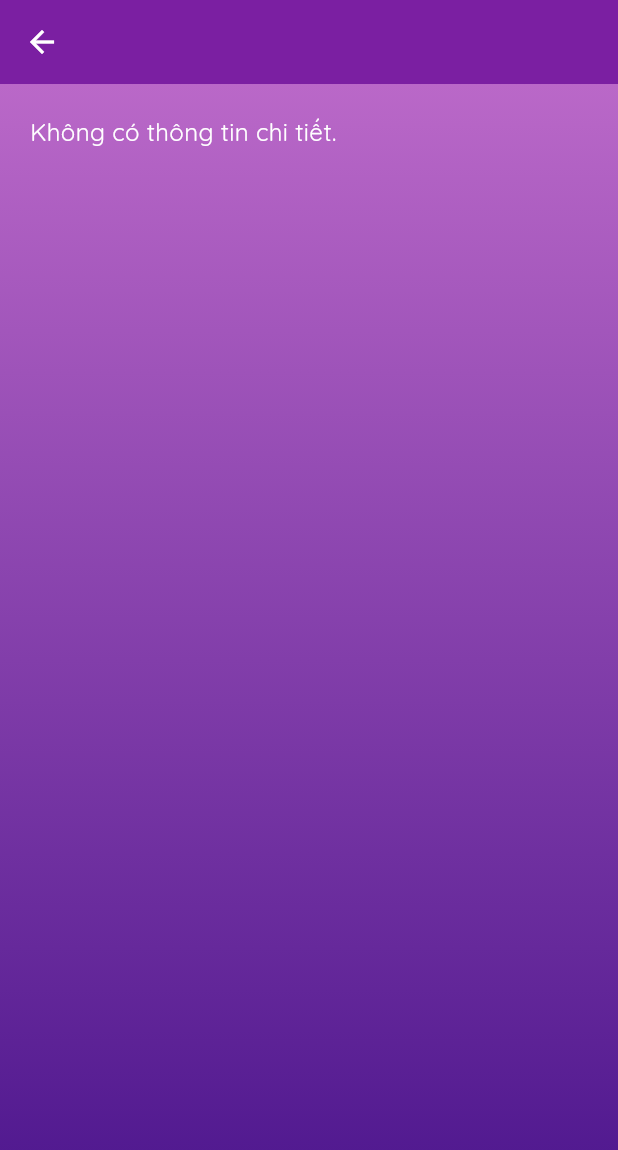
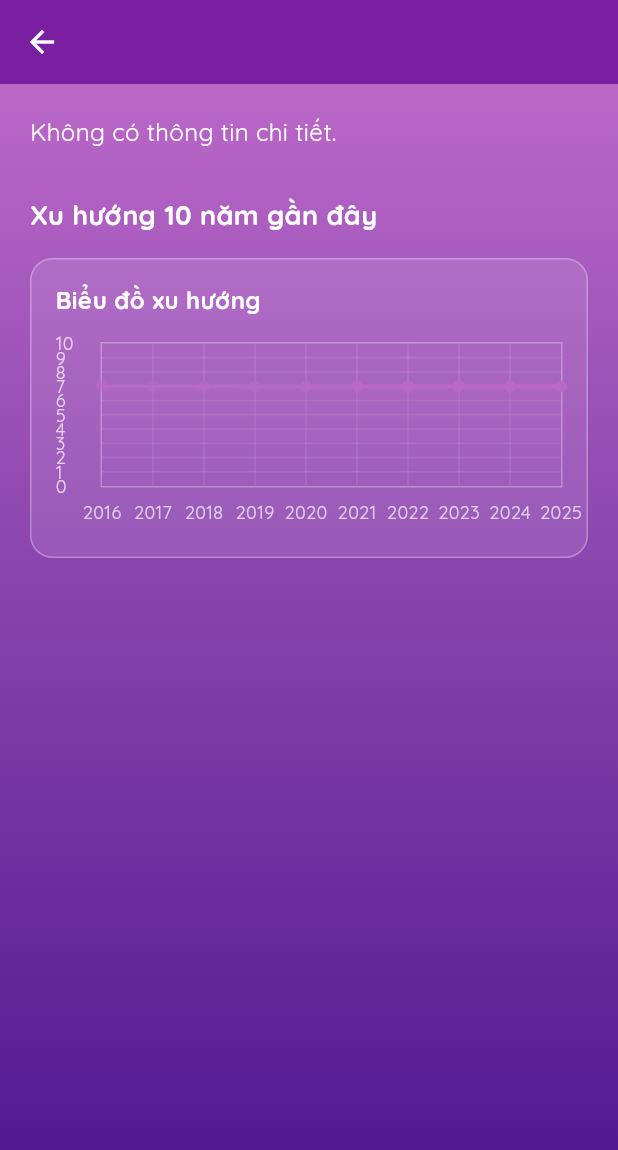
Before and after one commit to DUC23001865/app_thansohocdemo, a Flutter app: the AspectDetailsScreen screen opened directly with empty values, on a phone screen of 412 x 824 dp. Shown: the top 1150 px of the screen. Run offline on Flutter 3.47's test engine with Material 3 defaults, Android fonts, the phone set to English and light mode, and no system bars; drawn by our look-alikes of fl_chart; our stand-ins replace google_fonts, image_picker, shared_preferences; accounts and stored records are empty.

Commit message:
Thêm biểu đồ xu hướng vào màn hình chi tiết

```diff
--- a/lib/screens/aspect_details_screen.dart
+++ b/lib/screens/aspect_details_screen.dart
@@ -1,5 +1,6 @@
 import 'package:flutter/material.dart';
 import 'package:google_fonts/google_fonts.dart';
+import '../widgets/trend_chart.dart';
 
 class AspectDetailsScreen extends StatelessWidget {
   final int lifePathNumber;
@@ -12,6 +13,57 @@ class AspectDetailsScreen extends StatelessWidget {
     required this.aspect,
     required this.title,
   });
+
+  List<double> getTrendData(int number, String aspect) {
+    final trends = {
+      'tinh_duyen': {
+        1: [7.0, 8.0, 6.5, 7.5, 8.5, 7.0, 8.0, 7.5, 8.5, 9.0],
+        2: [6.5, 7.0, 7.5, 8.0, 7.0, 7.5, 8.0, 8.5, 7.5, 8.0],
+        3: [8.0, 7.5, 8.5, 7.0, 8.0, 8.5, 7.5, 8.0, 8.5, 9.0],
+        4: [7.0, 7.5, 7.0, 8.0, 7.5, 8.0, 8.5, 7.0, 8.0, 8.5],
+        5: [8.5, 7.0, 8.0, 7.5, 8.5, 7.0, 8.0, 7.5, 8.5, 9.0],
+        6: [7.5, 8.0, 7.0, 8.5, 7.5, 8.0, 8.5, 7.0, 8.0, 8.5],
+        7: [7.0, 7.5, 8.0, 7.0, 8.5, 7.5, 8.0, 8.5, 7.0, 8.0],
+        8: [8.0, 7.0, 8.5, 7.5, 8.0, 8.5, 7.0, 8.0, 8.5, 9.0],
+        9: [7.5, 8.0, 7.0, 8.5, 7.5, 8.0, 8.5, 7.0, 8.0, 8.5],
+      },
+      'huynh_de': {
+        1: [7.0, 7.5, 8.0, 7.0, 8.5, 7.5, 8.0, 8.5, 7.0, 8.0],
+        2: [8.0, 7.0, 8.5, 7.5, 8.0, 8.5, 7.0, 8.0, 8.5, 9.0],
+        3: [7.5, 8.0, 7.0, 8.5, 7.5, 8.0, 8.5, 7.0, 8.0, 8.5],
+        4: [7.0, 7.5, 8.0, 7.0, 8.5, 7.5, 8.0, 8.5, 7.0, 8.0],
+        5: [8.0, 7.0, 8.5, 7.5, 8.0, 8.5, 7.0, 8.0, 8.5, 9.0],
+        6: [7.5, 8.0, 7.0, 8.5, 7.5, 8.0, 8.5, 7.0, 8.0, 8.5],
+        7: [7.0, 7.5, 8.0, 7.0, 8.5, 7.5, 8.0, 8.5, 7.0, 8.0],
+        8: [8.0, 7.0, 8.5, 7.5, 8.0, 8.5, 7.0, 8.0, 8.5, 9.0],
+        9: [7.5, 8.0, 7.0, 8.5, 7.5, 8.0, 8.5, 7.0, 8.0, 8.5],
+      },
+      'su_nghiep': {
+        1: [8.0, 7.0, 8.5, 7.5, 8.0, 8.5, 7.0, 8.0, 8.5, 9.0],
+        2: [7.5, 8.0, 7.0, 8.5, 7.5, 8.0, 8.5, 7.0, 8.0, 8.5],
+        3: [7.0, 7.5, 8.0, 7.0, 8.5, 7.5, 8.0, 8.5, 7.0, 8.0],
+        4: [8.0, 7.0, 8.5, 7.5, 8.0, 8.5, 7.0, 8.0, 8.5, 9.0],
+        5: [7.5, 8.0, 7.0, 8.5, 7.5, 8.0, 8.5, 7.0, 8.0, 8.5],
+        6: [7.0, 7.5, 8.0, 7.0, 8.5, 7.5, 8.0, 8.5, 7.0, 8.0],
+        7: [8.0, 7.0, 8.5, 7.5, 8.0, 8.5, 7.0, 8.0, 8.5, 9.0],
+        8: [7.5, 8.0, 7.0, 8.5, 7.5, 8.0, 8.5, 7.0, 8.0, 8.5],
+        9: [7.0, 7.5, 8.0, 7.0, 8.5, 7.5, 8.0, 8.5, 7.0, 8.0],
+      },
+      'con_cai': {
+        1: [7.5, 8.0, 7.0, 8.5, 7.5, 8.0, 8.5, 7.0, 8.0, 8.5],
+        2: [7.0, 7.5, 8.0, 7.0, 8.5, 7.5, 8.0, 8.5, 7.0, 8.0],
+        3: [8.0, 7.0, 8.5, 7.5, 8.0, 8.5, 7.0, 8.0, 8.5, 9.0],
+        4: [7.5, 8.0, 7.0, 8.5, 7.5, 8.0, 8.5, 7.0, 8.0, 8.5],
+        5: [7.0, 7.5, 8.0, 7.0, 8.5, 7.5, 8.0, 8.5, 7.0, 8.0],
+        6: [8.0, 7.0, 8.5, 7.5, 8.0, 8.5, 7.0, 8.0, 8.5, 9.0],
+        7: [7.5, 8.0, 7.0, 8.5, 7.5, 8.0, 8.5, 7.0, 8.0, 8.5],
+        8: [7.0, 7.5, 8.0, 7.0, 8.5, 7.5, 8.0, 8.5, 7.0, 8.0],
+        9: [8.0, 7.0, 8.5, 7.5, 8.0, 8.5, 7.0, 8.0, 8.5, 9.0],
+      },
+    };
+
+    return trends[aspect]?[number] ?? List.generate(10, (index) => 7.0);
+  }
 
   String getAspectDetails(int number, String aspect) {
     final details = {
@@ -66,6 +118,10 @@ class AspectDetailsScreen extends StatelessWidget {
 
   @override
   Widget build(BuildContext context) {
+    final years =
+        List.generate(10, (index) => '${DateTime.now().year - 9 + index}');
+    final trendData = getTrendData(lifePathNumber, aspect);
+
     return Scaffold(
       appBar: AppBar(
         title: Text(
@@ -87,23 +143,15 @@ class AspectDetailsScreen extends StatelessWidget {
           ),
         ),
         child: SafeArea(
-          child: Stack(
+          child: Column(
             children: [
-              Positioned.fill(
-                child: Container(
-                  decoration: BoxDecoration(
-                    gradient: LinearGradient(
-                      begin: Alignment.topCenter,
-                      end: Alignment.bottomCenter,
-                      colors: [
-                        Colors.purple.shade300,
-                        Colors.purple.shade900,
-                      ],
-                    ),
-                  ),
+              Expanded(
                 child: SingleChildScrollView(
                   padding: const EdgeInsets.all(20.0),
-                    child: Text(
+                  child: Column(
+                    crossAxisAlignment: CrossAxisAlignment.start,
+                    children: [
+                      Text(
                         getAspectDetails(lifePathNumber, aspect),
                         style: GoogleFonts.quicksand(
                           fontSize: 16,
@@ -111,6 +159,23 @@ class AspectDetailsScreen extends StatelessWidget {
                           height: 1.5,
                         ),
                       ),
+                      const SizedBox(height: 30),
+                      Text(
+                        'Xu hướng 10 năm gần đây',
+                        style: GoogleFonts.quicksand(
+                          fontSize: 18,
+                          color: Colors.white,
+                          fontWeight: FontWeight.bold,
+                        ),
+                      ),
+                      const SizedBox(height: 16),
+                      TrendChart(
+                        values: trendData,
+                        labels: years,
+                        title: 'Biểu đồ xu hướng',
+                        gradientColor: Colors.purple.shade300,
+                      ),
+                    ],
                   ),
                 ),
               ),
--- /dev/null
+++ b/lib/widgets/trend_chart.dart
@@ -0,0 +1,158 @@
+import 'package:flutter/material.dart';
+import 'package:fl_chart/fl_chart.dart';
+import 'package:google_fonts/google_fonts.dart';
+
+class TrendChart extends StatelessWidget {
+  final List<double> values;
+  final List<String> labels;
+  final String title;
+  final Color lineColor;
+  final Color gradientColor;
+
+  const TrendChart({
+    super.key,
+    required this.values,
+    required this.labels,
+    required this.title,
+    this.lineColor = Colors.white,
+    this.gradientColor = Colors.purple,
+  });
+
+  @override
+  Widget build(BuildContext context) {
+    return Container(
+      height: 200,
+      padding: const EdgeInsets.all(16),
+      decoration: BoxDecoration(
+        color: Colors.white.withOpacity(0.1),
+        borderRadius: BorderRadius.circular(15),
+        border: Border.all(color: Colors.white30),
+      ),
+      child: Column(
+        crossAxisAlignment: CrossAxisAlignment.start,
+        children: [
+          Text(
+            title,
+            style: GoogleFonts.quicksand(
+              fontSize: 16,
+              color: Colors.white,
+              fontWeight: FontWeight.bold,
+            ),
+          ),
+          const SizedBox(height: 16),
+          Expanded(
+            child: LineChart(
+              LineChartData(
+                gridData: FlGridData(
+                  show: true,
+                  drawVerticalLine: true,
+                  horizontalInterval: 1,
+                  verticalInterval: 1,
+                  getDrawingHorizontalLine: (value) {
+                    return FlLine(
+                      color: Colors.white.withOpacity(0.1),
+                      strokeWidth: 1,
+                    );
+                  },
+                  getDrawingVerticalLine: (value) {
+                    return FlLine(
+                      color: Colors.white.withOpacity(0.1),
+                      strokeWidth: 1,
+                    );
+                  },
+                ),
+                titlesData: FlTitlesData(
+                  show: true,
+                  rightTitles: const AxisTitles(
+                    sideTitles: SideTitles(showTitles: false),
+                  ),
+                  topTitles: const AxisTitles(
+                    sideTitles: SideTitles(showTitles: false),
+                  ),
+                  bottomTitles: AxisTitles(
+                    sideTitles: SideTitles(
+                      showTitles: true,
+                      reservedSize: 30,
+                      interval: 1,
+                      getTitlesWidget: (value, meta) {
+                        if (value.toInt() >= 0 &&
+                            value.toInt() < labels.length) {
+                          return Padding(
+                            padding: const EdgeInsets.only(top: 8.0),
+                            child: Text(
+                              labels[value.toInt()],
+                              style: GoogleFonts.quicksand(
+                                color: Colors.white70,
+                                fontSize: 12,
+                              ),
+                            ),
+                          );
+                        }
+                        return const Text('');
+                      },
+                    ),
+                  ),
+                  leftTitles: AxisTitles(
+                    sideTitles: SideTitles(
+                      showTitles: true,
+                      interval: 1,
+                      getTitlesWidget: (value, meta) {
+                        return Text(
+                          value.toInt().toString(),
+                          style: GoogleFonts.quicksand(
+                            color: Colors.white70,
+                            fontSize: 12,
+                          ),
+                        );
+                      },
+                      reservedSize: 30,
+                    ),
+                  ),
+                ),
+                borderData: FlBorderData(
+                  show: true,
+                  border: Border.all(color: Colors.white30),
+                ),
+                minX: 0,
+                maxX: (labels.length - 1).toDouble(),
+                minY: 0,
+                maxY: 10,
+                lineBarsData: [
+                  LineChartBarData(
+                    spots: List.generate(
+                      values.length,
+                      (index) => FlSpot(index.toDouble(), values[index]),
+                    ),
+                    isCurved: true,
+                    gradient: LinearGradient(
+                      colors: [
+                        gradientColor.withOpacity(0.5),
+                        gradientColor,
+                      ],
+                    ),
+                    barWidth: 3,
+                    isStrokeCapRound: true,
+                    dotData: const FlDotData(
+                      show: true,
+                    ),
+                    belowBarData: BarAreaData(
+                      show: true,
+                      gradient: LinearGradient(
+                        colors: [
+                          gradientColor.withOpacity(0.3),
+                          gradientColor.withOpacity(0.0),
+                        ],
+                        begin: Alignment.topCenter,
+                        end: Alignment.bottomCenter,
+                      ),
+                    ),
+                  ),
+                ],
+              ),
+            ),
+          ),
+        ],
+      ),
+    );
+  }
+}
--- a/pubspec.yaml
+++ b/pubspec.yaml
@@ -38,12 +38,13 @@ dependencies:
   intl: ^0.19.0
   shared_preferences: ^2.2.2
   image_picker: ^1.0.7
-  http: ^1.2.0
+  http: ^1.1.2
   image: ^4.1.7
   path_provider: ^2.1.2
   path: 1.9.1
   # Add url_launcher for opening external links
   url_launcher: ^6.2.5
+  fl_chart: ^0.66.2
 
 dev_dependencies:
   flutter_test:
```
Also changed, not shown: pubspec.lock. Lines whose indentation alone changed are shown as unchanged.
